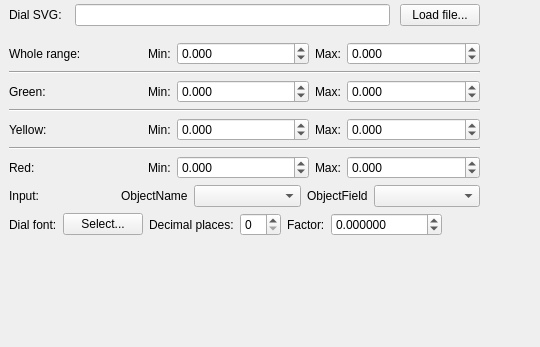
First picture: the form in ground/src/plugins/lineardial/lineardialgadgetoptionspage.ui, repository openpilot/OpenPilot, before the edit.
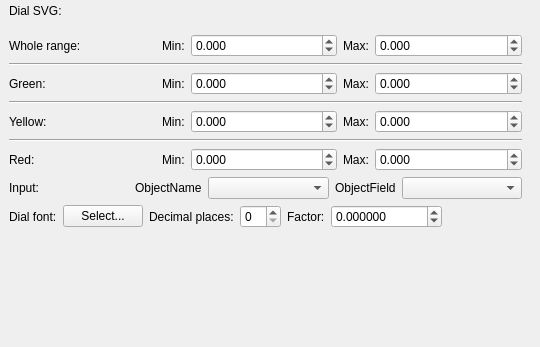
Second picture: the form after the edit. Custom widgets are drawn as their Qt base class.

Commit message: OP-151 Use PathChooser in all plugins, and update pathutils to behave consistently across platforms by always using "/" as its internal format. Should solve the issues we have been having with windows paths not being removed properly.

Patch:
```diff
--- a/ground/src/plugins/lineardial/lineardialgadgetoptionspage.ui
+++ b/ground/src/plugins/lineardial/lineardialgadgetoptionspage.ui
@@ -24,7 +24,7 @@
     <rect>
      <x>-1</x>
      <y>-1</y>
-     <width>491</width>
+     <width>533</width>
      <height>321</height>
     </rect>
    </property>
@@ -45,7 +45,7 @@
      <number>10</number>
     </property>
     <item>
-     <layout class="QHBoxLayout" name="horizontalLayout" stretch="0,0,0">
+     <layout class="QHBoxLayout" name="horizontalLayout" stretch="0,0">
       <property name="spacing">
        <number>10</number>
       </property>
@@ -63,12 +63,12 @@
        </widget>
       </item>
       <item>
-       <widget class="QLineEdit" name="svgSourceFile"/>
-      </item>
-      <item>
-       <widget class="QPushButton" name="loadFile">
-        <property name="text">
-         <string>Load file...</string>
+       <widget class="Utils::PathChooser" name="svgSourceFile" native="true">
+        <property name="sizePolicy">
+         <sizepolicy hsizetype="MinimumExpanding" vsizetype="Preferred">
+          <horstretch>0</horstretch>
+          <verstretch>0</verstretch>
+         </sizepolicy>
         </property>
        </widget>
       </item>
@@ -512,6 +512,14 @@
    </layout>
   </widget>
  </widget>
+ <customwidgets>
+  <customwidget>
+   <class>Utils::PathChooser</class>
+   <extends>QWidget</extends>
+   <header>utils/pathchooser.h</header>
+   <container>1</container>
+  </customwidget>
+ </customwidgets>
  <resources/>
  <connections/>
 </ui>
```
The commit also changes 11 other files.
